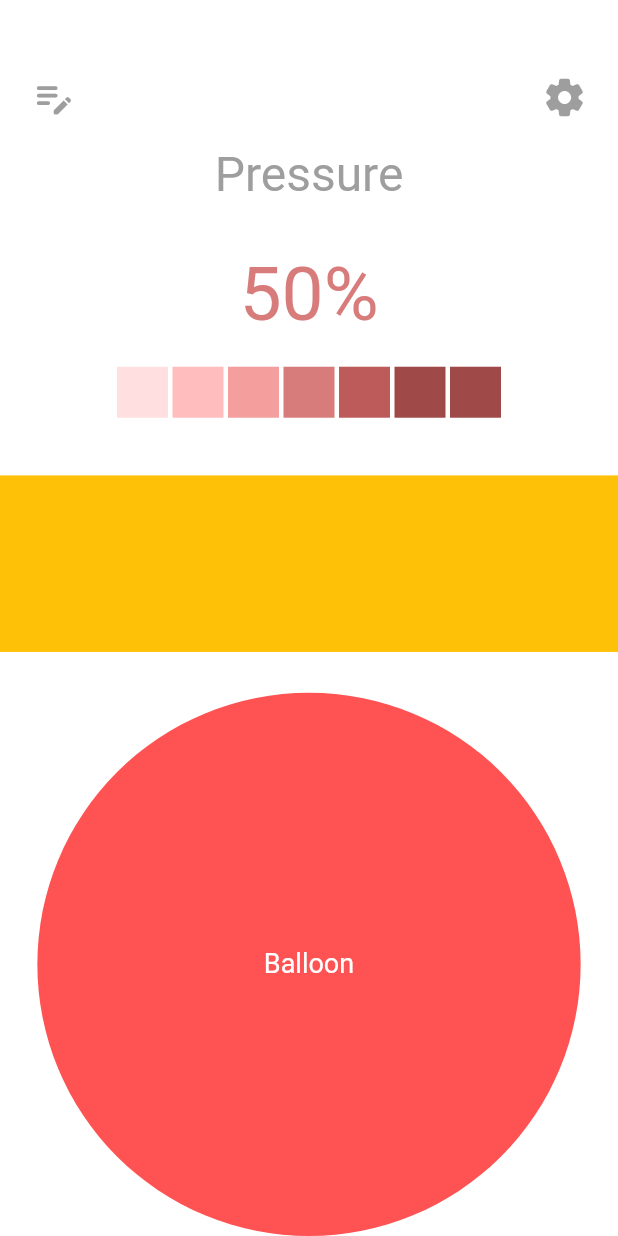
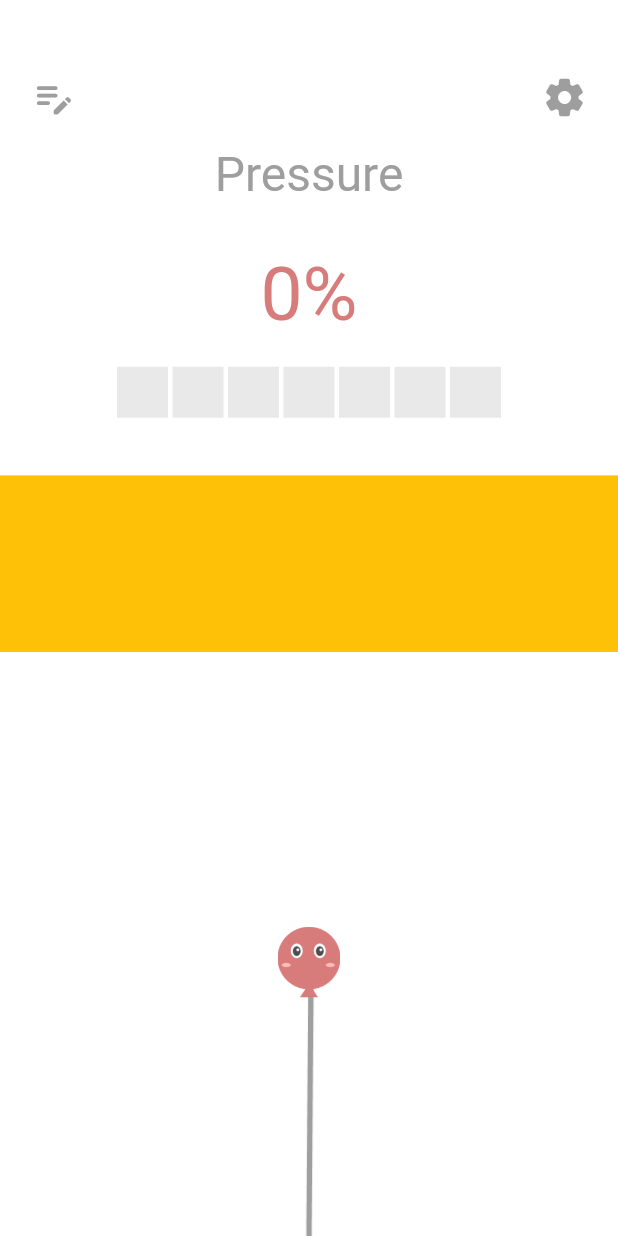
Before and after one commit to YenTinaNTHU/Pressure-Balloon, a Flutter app: the screen it shows after launch, on a phone screen of 412 x 824 dp. Run offline on Flutter 3.47's test engine with Material 2 defaults, Android fonts, the light colour scheme and no system bars; our stand-ins replace google_fonts.

Commit message:
add balloon animation

```diff
--- a/lib/balloon.dart
+++ b/lib/balloon.dart
@@ -1,29 +1,79 @@
+import 'package:flutter/gestures.dart';
 import 'package:flutter/material.dart';
 
 
 class Balloon extends StatefulWidget {
-  const Balloon({Key? key}) : super(key: key);
+  const Balloon({Key? key, this.pressure = 0.0, required this.onChanged}) : super(key: key);
+
+  final double pressure;
+  final ValueChanged<double> onChanged;
 
   @override
   State<Balloon> createState() => _BalloonState();
 }
 
 class _BalloonState extends State<Balloon> {
+
+  double _pressure = 0.0;
+  ForcePressGestureRecognizer _forcePressRecognizer = ForcePressGestureRecognizer();
+  String _imageUrl = 'assets/images/Balloon_S.png';
+
+  @override
+  void initState() {
+    super.initState();
+    _forcePressRecognizer = ForcePressGestureRecognizer(startPressure: 0.1, peakPressure: 1.0);
+    _forcePressRecognizer.onUpdate = _handleForcePressOnUpdate;
+  }
+
+  void _handleForcePressOnUpdate(ForcePressDetails fpd){
+    setState(() {
+      _pressure = fpd.pressure;
+      widget.onChanged(fpd.pressure);
+      if(_pressure < 0.3){
+        _imageUrl = 'assets/images/Balloon_S.png';
+      }else if(_pressure < 0.8){
+        _imageUrl = 'assets/images/Balloon_M.png';
+      }else{
+        _imageUrl = 'assets/images/Balloon_L.png';
+      }
+    });
+  }
+
   @override
   Widget build(BuildContext context) {
     return Container(
-      decoration: BoxDecoration(
-          color: Colors.redAccent,
-          shape: BoxShape.circle
-      ),
-      child: Center(
-        child: Text("Balloon",style: TextStyle(
-          color: Colors.white,
-          fontSize: 18.0,
-          fontWeight: FontWeight.normal,
-          height: 1.2,
-        ),),
-      ),
+        child: Stack(
+          alignment: Alignment.center,
+          children: <Widget>[
+            Container(
+              alignment: Alignment.center,
+              child: Image.asset(
+                'assets/images/Rope.png',
+                fit: BoxFit.contain,
+              ),
+            ),
+            Container(
+              alignment: Alignment.center,
+              child: Image.asset(
+                _imageUrl,
+                fit: BoxFit.fitHeight,
+                width: (250 * _pressure) + 50,
+                height: (250 * _pressure) + 50,
+              ),
+            ),
+            Center(
+              child: Text.rich(
+                TextSpan(
+                  text: "press",
+                  style: const TextStyle(
+                    color: Colors.transparent,
+                  ),
+                  recognizer: _forcePressRecognizer,
+                ),
+              ),
+            ),
+            ]
+        )
     );
   }
 }
--- a/lib/main.dart
+++ b/lib/main.dart
@@ -16,8 +16,21 @@ void main() {
   runApp(const MyApp());
 }
 
-class MyApp extends StatelessWidget {
+class MyApp extends StatefulWidget {
   const MyApp({Key? key}) : super(key: key);
+
+  @override
+  State<MyApp> createState() => _MyAppState();
+}
+
+class _MyAppState extends State<MyApp> {
+
+  double _pressure = 0.0;
+  void _handlePressureChanged(double newPressure) {
+    setState(() {
+      _pressure = newPressure;
+    });
+  }
 
   @override
   Widget build(BuildContext context) {
@@ -52,7 +65,7 @@ class MyApp extends StatelessWidget {
                       flex: 10,
                       child: Padding(
                         padding: EdgeInsets.fromLTRB(0, 50, 0, 0),
-                        child:  PressurePercentage(pressure:0.5,),
+                        child:  PressurePercentage(pressure: _pressure,),
                       ),),
                     Spacer(flex: 1),
                     Expanded(
@@ -66,11 +79,11 @@ class MyApp extends StatelessWidget {
                   ],
                 ),),
               Spacer(flex: 2),
-              Expanded(flex: 5,child: ForceBar(pressure: 1.0,),),
+              Expanded(flex: 5,child: ForceBar(pressure: _pressure,),),
               Spacer(flex: 3),
               Expanded(flex: 13, child: DialogBlock(),),
               Spacer(flex: 3),
-              Expanded(flex: 40, child: Balloon(),),
+              Expanded(flex: 40, child: Balloon(pressure: _pressure, onChanged: _handlePressureChanged,),),
             ],
           ),
         ),
```
Also changed, not shown: lib/temp.dart (+88 -62 lines), pubspec.yaml (+5 -2 lines), assets/images/Balloon_L.png (added), assets/images/Balloon_M.png (added), assets/images/Balloon_S.png (added), assets/images/Rope.png (added), lib/pressureFrame.dart (line endings or trailing spaces).
